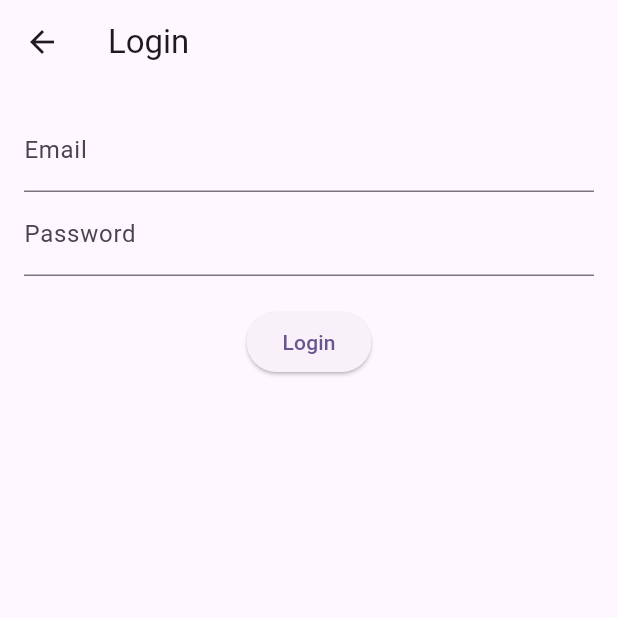
After one commit to mariaawadd/alzheimer_care_app, a Flutter app: the LoginScreen screen opened directly, after a tap on "Login", on a phone screen of 412 x 824 dp, the top half of it. The commit adds this screen. Run offline on Flutter 3.47's test engine with Material 3 defaults, Android fonts, the phone set to English and light mode, and no system bars; our stand-ins replace cloud_firestore, firebase_auth, firebase_core; accounts and stored records are empty; network calls fail.

Commit message:
Added login screen and role-based dashboards

```diff
--- /dev/null
+++ b/lib/screens/login_screen.dart
@@ -0,0 +1,45 @@
+import 'package:flutter/material.dart';
+import '../services/auth_service.dart';
+import 'caregiver_home.dart';
+import 'patient_home.dart';
+
+class LoginScreen extends StatefulWidget {
+  @override
+  _LoginScreenState createState() => _LoginScreenState();
+}
+
+class _LoginScreenState extends State<LoginScreen> {
+  final _emailController = TextEditingController();
+  final _passwordController = TextEditingController();
+
+  @override
+  Widget build(BuildContext context) {
+    return Scaffold(
+      appBar: AppBar(title: Text("Login")),
+      body: Padding(
+        padding: EdgeInsets.all(16.0),
+        child: Column(
+          children: [
+            TextField(controller: _emailController, decoration: InputDecoration(labelText: "Email")),
+            TextField(controller: _passwordController, decoration: InputDecoration(labelText: "Password"), obscureText: true),
+            SizedBox(height: 20),
+            ElevatedButton(
+              onPressed: () async {
+                var user = await AuthService().login(_emailController.text, _passwordController.text);
+                if (user != null) {
+                  String? role = await AuthService().getUserRole(user.uid);
+                  if (role == 'Caregiver') {
+                    Navigator.pushReplacement(context, MaterialPageRoute(builder: (context) => CaregiverHome()));
+                  } else {
+                    Navigator.pushReplacement(context, MaterialPageRoute(builder: (context) => PatientHome()));
+                  }
+                }
+              },
+              child: Text("Login"),
+            ),
+          ],
+        ),
+      ),
+    );
+  }
+}
--- a/lib/services/auth_service.dart
+++ b/lib/services/auth_service.dart
@@ -27,4 +27,21 @@ class AuthService {
       return null;
     }
   }
+  // Login Function
+  Future<User?> login(String email, String password) async {
+    try {
+      UserCredential result = await _auth.signInWithEmailAndPassword(
+          email: email, password: password);
+      return result.user;
+    } catch (e) {
+      print("Login Error: $e");
+      return null;
+    }
+  }
+
+  // Get User Role from Firestore
+  Future<String?> getUserRole(String uid) async {
+    DocumentSnapshot doc = await _db.collection('users').doc(uid).get();
+    return doc['role'];
+  }
 }
```
Also changed, not shown: lib/screens/caregiver_home.dart (added, +21 -0 lines), lib/screens/patient_home.dart (added, +29 -0 lines), lib/screens/signup_screen.dart (+25 -3 lines).
